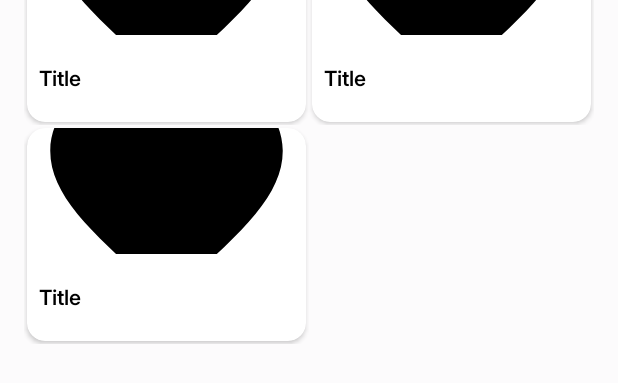
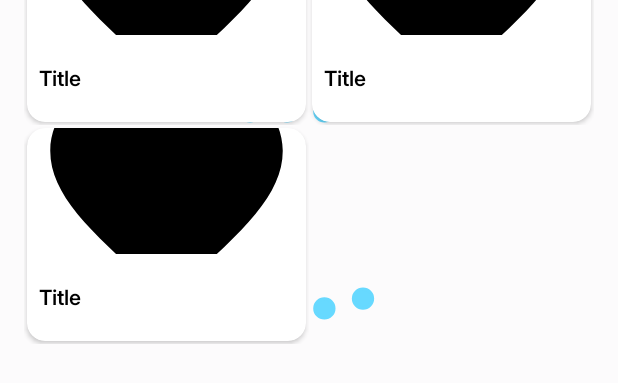
Before and after one commit to xFilipW/Recipe-Finder, an Android app: the layout fragment_main_home.xml on its own in the app's theme, with its tools: preview values and no code run, on a phone screen of 412 x 824 dp. Shown: the part 506-889 px from the top of the screen. Run offline under Robolectric (Android 15) with nearby library versions, the light colour scheme and no system bars.

Commit message:
feat: improve UI behavior when loading data

```diff
--- /dev/null
+++ b/app/src/main/java/com/example/recipefinder/api/cache/OnServiceCompleteListener.java
@@ -0,0 +1,5 @@
+package com.example.recipefinder.api.cache;
+
+public interface OnServiceCompleteListener<T> {
+    void onComplete(T value);
+}
--- a/app/src/main/res/layout/fragment_main_home.xml
+++ b/app/src/main/res/layout/fragment_main_home.xml
@@ -13,6 +13,7 @@
         android:layout_height="140dp"
         android:layout_centerInParent="true"
         android:visibility="gone"
+        tools:visibility="visible"
         app:layout_constraintBottom_toBottomOf="parent"
         app:layout_constraintEnd_toEndOf="parent"
         app:layout_constraintStart_toStartOf="parent"
@@ -74,6 +75,21 @@
             app:layout_constraintEnd_toStartOf="@+id/guideline2"
             app:layout_constraintStart_toStartOf="@+id/guideline1"
             app:layout_constraintTop_toBottomOf="@+id/etSearch">
+
+            <com.airbnb.lottie.LottieAnimationView
+                android:id="@+id/progressBarRecipes"
+                android:layout_width="140dp"
+                android:layout_height="140dp"
+                android:layout_centerInParent="true"
+                android:visibility="gone"
+                tools:visibility="visible"
+                app:layout_constraintBottom_toBottomOf="parent"
+                app:layout_constraintEnd_toEndOf="parent"
+                app:layout_constraintStart_toStartOf="parent"
+                app:layout_constraintTop_toBottomOf="@+id/tvAmountOfRecipes"
+                app:lottie_autoPlay="true"
+                app:lottie_loop="true"
+                app:lottie_rawRes="@raw/loading" />
 
             <TextView
                 android:id="@+id/tvCategories"
```
Also changed, not shown: app/src/main/java/com/example/recipefinder/api/RequestManager.java (+7 -3 lines), app/src/main/java/com/example/recipefinder/api/cache/CacheManager.java (+8 -3 lines), app/src/main/java/com/example/recipefinder/api/cache/CacheRefreshWorker.java (+16 -3 lines), app/src/main/java/com/example/recipefinder/ui/main/fragments/MainHomeFragment.java (+17 -10 lines).
